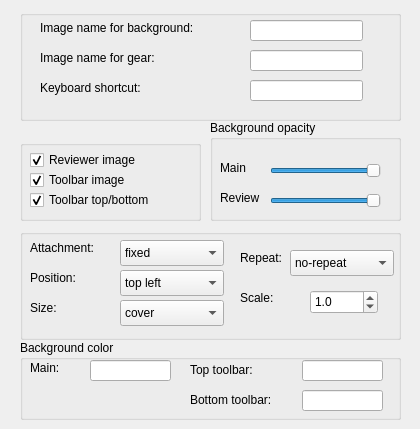
Qt form untitled.ui (AnKing-VIP/Custom-background-image-and-gear-icon) before a commit.
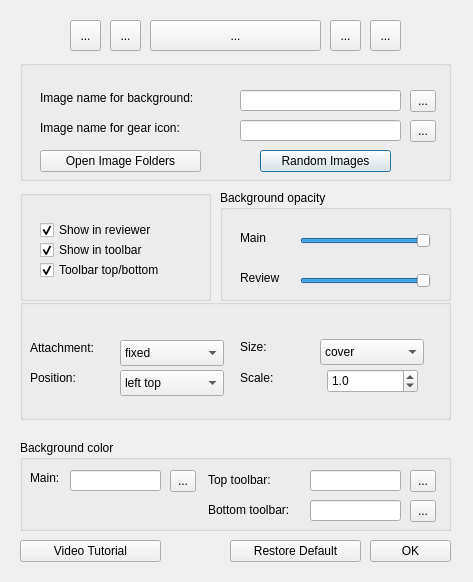
The same form after that commit. Icons and pictures are not drawn.

```diff
--- a/untitled.ui
+++ b/untitled.ui
@@ -6,8 +6,8 @@
    <rect>
     <x>0</x>
     <y>0</y>
-    <width>420</width>
-    <height>429</height>
+    <width>473</width>
+    <height>582</height>
    </rect>
   </property>
   <property name="windowTitle">
@@ -17,7 +17,7 @@
    <property name="geometry">
     <rect>
      <x>40</x>
-     <y>20</y>
+     <y>90</y>
      <width>181</width>
      <height>16</height>
     </rect>
@@ -36,21 +36,21 @@
    <property name="geometry">
     <rect>
      <x>40</x>
-     <y>50</y>
+     <y>120</y>
      <width>171</width>
      <height>16</height>
     </rect>
    </property>
    <property name="text">
-    <string>Image name for gear:</string>
+    <string>Image name for gear icon:</string>
    </property>
   </widget>
   <widget class="QLineEdit" name="lineEdit_background">
    <property name="geometry">
     <rect>
-     <x>250</x>
-     <y>20</y>
-     <width>113</width>
+     <x>240</x>
+     <y>90</y>
+     <width>161</width>
      <height>21</height>
     </rect>
    </property>
@@ -58,33 +58,20 @@
   <widget class="QLineEdit" name="lineEdit_gear">
    <property name="geometry">
     <rect>
-     <x>250</x>
-     <y>50</y>
-     <width>113</width>
+     <x>240</x>
+     <y>120</y>
+     <width>161</width>
      <height>21</height>
     </rect>
    </property>
   </widget>
-  <widget class="QLabel" name="label_3">
-   <property name="geometry">
-    <rect>
-     <x>40</x>
-     <y>80</y>
-     <width>171</width>
-     <height>16</height>
-    </rect>
-   </property>
-   <property name="text">
-    <string>Keyboard shortcut:</string>
-   </property>
-  </widget>
   <widget class="QGroupBox" name="groupBox">
    <property name="geometry">
     <rect>
      <x>20</x>
-     <y>10</y>
-     <width>381</width>
-     <height>111</height>
+     <y>60</y>
+     <width>431</width>
+     <height>121</height>
     </rect>
    </property>
    <property name="whatsThis">
@@ -93,17 +80,56 @@
    <property name="title">
     <string/>
    </property>
-   <widget class="QLineEdit" name="lineEdit_shortcut">
+   <widget class="QToolButton" name="toolButton_background">
     <property name="geometry">
      <rect>
-      <x>230</x>
-      <y>70</y>
-      <width>113</width>
-      <height>21</height>
+      <x>390</x>
+      <y>30</y>
+      <width>26</width>
+      <height>22</height>
      </rect>
     </property>
-    <property name="clearButtonEnabled">
-     <bool>false</bool>
+    <property name="text">
+     <string>...</string>
+    </property>
+   </widget>
+   <widget class="QToolButton" name="toolButton_gear">
+    <property name="geometry">
+     <rect>
+      <x>390</x>
+      <y>60</y>
+      <width>26</width>
+      <height>22</height>
+     </rect>
+    </property>
+    <property name="text">
+     <string>...</string>
+    </property>
+   </widget>
+   <widget class="QPushButton" name="pushButton_randomize">
+    <property name="geometry">
+     <rect>
+      <x>240</x>
+      <y>90</y>
+      <width>131</width>
+      <height>22</height>
+     </rect>
+    </property>
+    <property name="text">
+     <string>Random Images</string>
+    </property>
+   </widget>
+   <widget class="QPushButton" name="pushButton_imageFolder">
+    <property name="geometry">
+     <rect>
+      <x>20</x>
+      <y>90</y>
+      <width>161</width>
+      <height>22</height>
+     </rect>
+    </property>
+    <property name="text">
+     <string>Open Image Folders</string>
     </property>
    </widget>
   </widget>
@@ -111,9 +137,9 @@
    <property name="geometry">
     <rect>
      <x>20</x>
-     <y>140</y>
-     <width>181</width>
-     <height>81</height>
+     <y>190</y>
+     <width>191</width>
+     <height>111</height>
     </rect>
    </property>
    <property name="title">
@@ -122,8 +148,8 @@
    <widget class="QCheckBox" name="checkBox_reviewer">
     <property name="geometry">
      <rect>
-      <x>10</x>
-      <y>10</y>
+      <x>20</x>
+      <y>30</y>
       <width>131</width>
       <height>20</height>
      </rect>
@@ -132,7 +158,7 @@
      <string/>
     </property>
     <property name="text">
-     <string>Reviewer image</string>
+     <string>Show in reviewer</string>
     </property>
     <property name="checked">
      <bool>true</bool>
@@ -141,14 +167,14 @@
    <widget class="QCheckBox" name="checkBox_toolbar">
     <property name="geometry">
      <rect>
-      <x>10</x>
-      <y>30</y>
+      <x>20</x>
+      <y>50</y>
       <width>131</width>
       <height>20</height>
      </rect>
     </property>
     <property name="text">
-     <string>Toolbar image</string>
+     <string>Show in toolbar</string>
     </property>
     <property name="checked">
      <bool>true</bool>
@@ -157,8 +183,8 @@
    <widget class="QCheckBox" name="checkBox_topbottom">
     <property name="geometry">
      <rect>
-      <x>10</x>
-      <y>50</y>
+      <x>20</x>
+      <y>70</y>
       <width>151</width>
       <height>20</height>
      </rect>
@@ -174,9 +200,9 @@
   <widget class="QSlider" name="Slider_main">
    <property name="geometry">
     <rect>
-     <x>270</x>
-     <y>160</y>
-     <width>111</width>
+     <x>300</x>
+     <y>230</y>
+     <width>131</width>
      <height>22</height>
     </rect>
    </property>
@@ -189,9 +215,6 @@
    <property name="whatsThis">
     <string/>
    </property>
-   <property name="minimum">
-    <number>1</number>
-   </property>
    <property name="maximum">
     <number>100</number>
    </property>
@@ -220,8 +243,8 @@
   <widget class="QLabel" name="label_5">
    <property name="geometry">
     <rect>
-     <x>220</x>
-     <y>160</y>
+     <x>240</x>
+     <y>230</y>
      <width>41</width>
      <height>16</height>
     </rect>
@@ -245,8 +268,8 @@
   <widget class="QLabel" name="label_6">
    <property name="geometry">
     <rect>
-     <x>220</x>
-     <y>190</y>
+     <x>240</x>
+     <y>270</y>
      <width>51</width>
      <height>16</height>
     </rect>
@@ -258,29 +281,41 @@
   <widget class="QSlider" name="Slider_review">
    <property name="geometry">
     <rect>
-     <x>270</x>
-     <y>190</y>
-     <width>111</width>
+     <x>300</x>
+     <y>270</y>
+     <width>131</width>
      <height>22</height>
     </rect>
    </property>
    <property name="maximum">
     <number>100</number>
    </property>
+   <property name="pageStep">
+    <number>10</number>
+   </property>
    <property name="value">
     <number>100</number>
    </property>
+   <property name="sliderPosition">
+    <number>100</number>
+   </property>
    <property name="orientation">
     <enum>Qt::Horizontal</enum>
    </property>
+   <property name="invertedAppearance">
+    <bool>false</bool>
+   </property>
+   <property name="tickPosition">
+    <enum>QSlider::NoTicks</enum>
+   </property>
   </widget>
   <widget class="QGroupBox" name="groupBox_3">
    <property name="geometry">
     <rect>
-     <x>210</x>
-     <y>120</y>
-     <width>191</width>
-     <height>101</height>
+     <x>220</x>
+     <y>190</y>
+     <width>231</width>
+     <height>111</height>
     </rect>
    </property>
    <property name="title">
@@ -291,7 +326,7 @@
    <property name="geometry">
     <rect>
      <x>120</x>
-     <y>240</y>
+     <y>340</y>
      <width>104</width>
      <height>26</height>
     </rect>
@@ -311,17 +346,17 @@
    <property name="geometry">
     <rect>
      <x>120</x>
-     <y>270</y>
+     <y>370</y>
      <width>104</width>
      <height>26</height>
     </rect>
    </property>
    <property name="currentText">
-    <string>top left</string>
+    <string>left top</string>
    </property>
    <item>
     <property name="text">
-     <string>top left</string>
+     <string>left top</string>
     </property>
    </item>
    <item>
@@ -368,9 +403,9 @@
   <widget class="QLineEdit" name="lineEdit_color_main">
    <property name="geometry">
     <rect>
-     <x>90</x>
-     <y>360</y>
-     <width>81</width>
+     <x>70</x>
+     <y>470</y>
+     <width>91</width>
      <height>21</height>
     </rect>
    </property>
@@ -378,9 +413,9 @@
   <widget class="QLineEdit" name="lineEdit_color_top">
    <property name="geometry">
     <rect>
-     <x>302</x>
-     <y>360</y>
-     <width>81</width>
+     <x>310</x>
+     <y>470</y>
+     <width>91</width>
      <height>21</height>
     </rect>
    </property>
@@ -388,38 +423,18 @@
   <widget class="QLineEdit" name="lineEdit_color_bottom">
    <property name="geometry">
     <rect>
-     <x>302</x>
-     <y>390</y>
-     <width>81</width>
+     <x>310</x>
+     <y>500</y>
+     <width>91</width>
      <height>21</height>
     </rect>
    </property>
   </widget>
-  <widget class="QComboBox" name="comboBox_size">
-   <property name="geometry">
-    <rect>
-     <x>120</x>
-     <y>300</y>
-     <width>104</width>
-     <height>26</height>
-    </rect>
-   </property>
-   <item>
-    <property name="text">
-     <string>cover</string>
-    </property>
-   </item>
-   <item>
-    <property name="text">
-     <string>contain</string>
-    </property>
-   </item>
-  </widget>
   <widget class="QLabel" name="label_4">
    <property name="geometry">
     <rect>
      <x>30</x>
-     <y>240</y>
+     <y>340</y>
      <width>81</width>
      <height>16</height>
     </rect>
@@ -432,7 +447,7 @@
    <property name="geometry">
     <rect>
      <x>30</x>
-     <y>270</y>
+     <y>370</y>
      <width>81</width>
      <height>16</height>
     </rect>
@@ -441,24 +456,11 @@
     <string>Position:</string>
    </property>
   </widget>
-  <widget class="QLabel" name="label_8">
-   <property name="geometry">
-    <rect>
-     <x>30</x>
-     <y>300</y>
-     <width>81</width>
-     <height>16</height>
-    </rect>
-   </property>
-   <property name="text">
-    <string>Size:</string>
-   </property>
-  </widget>
   <widget class="QLabel" name="label_9">
    <property name="geometry">
     <rect>
      <x>240</x>
-     <y>290</y>
+     <y>370</y>
      <width>81</width>
      <height>16</height>
     </rect>
@@ -470,9 +472,9 @@
   <widget class="QDoubleSpinBox" name="scaleBox">
    <property name="geometry">
     <rect>
-     <x>310</x>
-     <y>290</y>
-     <width>68</width>
+     <x>327</x>
+     <y>369</y>
+     <width>91</width>
      <height>24</height>
     </rect>
    </property>
@@ -486,59 +488,59 @@
     <double>1.000000000000000</double>
    </property>
   </widget>
-  <widget class="QComboBox" name="comboBox_repeat">
-   <property name="geometry">
-    <rect>
-     <x>290</x>
-     <y>250</y>
-     <width>104</width>
-     <height>26</height>
-    </rect>
-   </property>
-   <item>
-    <property name="text">
-     <string>no-repeat</string>
-    </property>
-   </item>
-   <item>
-    <property name="text">
-     <string>repeat</string>
-    </property>
-   </item>
-  </widget>
-  <widget class="QLabel" name="label_10">
-   <property name="geometry">
-    <rect>
-     <x>240</x>
-     <y>250</y>
-     <width>81</width>
-     <height>16</height>
-    </rect>
-   </property>
-   <property name="text">
-    <string>Repeat:</string>
-   </property>
-  </widget>
   <widget class="QGroupBox" name="groupBox_4">
    <property name="geometry">
     <rect>
      <x>20</x>
-     <y>229</y>
-     <width>381</width>
-     <height>111</height>
+     <y>299</y>
+     <width>431</width>
+     <height>121</height>
     </rect>
    </property>
    <property name="title">
     <string/>
    </property>
+   <widget class="QLabel" name="label_8">
+    <property name="geometry">
+     <rect>
+      <x>220</x>
+      <y>40</y>
+      <width>81</width>
+      <height>16</height>
+     </rect>
+    </property>
+    <property name="text">
+     <string>Size:</string>
+    </property>
+   </widget>
+   <widget class="QComboBox" name="comboBox_size">
+    <property name="geometry">
+     <rect>
+      <x>300</x>
+      <y>40</y>
+      <width>104</width>
+      <height>26</height>
+     </rect>
+    </property>
+    <item>
+     <property name="text">
+      <string>cover</string>
+     </property>
+    </item>
+    <item>
+     <property name="text">
+      <string>contain</string>
+     </property>
+    </item>
+   </widget>
   </widget>
   <widget class="QGroupBox" name="groupBox_5">
    <property name="geometry">
     <rect>
      <x>20</x>
-     <y>340</y>
-     <width>381</width>
-     <height>80</height>
+     <y>440</y>
+     <width>431</width>
+     <height>91</height>
     </rect>
    </property>
    <property name="title">
@@ -548,7 +550,7 @@
     <property name="geometry">
      <rect>
       <x>10</x>
-      <y>20</y>
+      <y>30</y>
       <width>81</width>
       <height>16</height>
      </rect>
@@ -560,8 +562,8 @@
    <widget class="QLabel" name="label_12">
     <property name="geometry">
      <rect>
-      <x>170</x>
-      <y>20</y>
+      <x>188</x>
+      <y>30</y>
       <width>101</width>
       <height>20</height>
      </rect>
@@ -573,8 +575,8 @@
    <widget class="QLabel" name="label_13">
     <property name="geometry">
      <rect>
-      <x>170</x>
-      <y>50</y>
+      <x>188</x>
+      <y>60</y>
       <width>101</width>
       <height>20</height>
      </rect>
@@ -583,6 +585,199 @@
      <string>Bottom toolbar:</string>
     </property>
    </widget>
+   <widget class="QToolButton" name="toolButton_color_main">
+    <property name="geometry">
+     <rect>
+      <x>150</x>
+      <y>30</y>
+      <width>26</width>
+      <height>22</height>
+     </rect>
+    </property>
+    <property name="text">
+     <string>...</string>
+    </property>
+   </widget>
+   <widget class="QToolButton" name="toolButton_color_top">
+    <property name="geometry">
+     <rect>
+      <x>390</x>
+      <y>30</y>
+      <width>26</width>
+      <height>22</height>
+     </rect>
+    </property>
+    <property name="text">
+     <string>...</string>
+    </property>
+   </widget>
+   <widget class="QToolButton" name="toolButton_color_bottom">
+    <property name="geometry">
+     <rect>
+      <x>390</x>
+      <y>60</y>
+      <width>26</width>
+      <height>22</height>
+     </rect>
+    </property>
+    <property name="text">
+     <string>...</string>
+    </property>
+   </widget>
+  </widget>
+  <widget class="QPushButton" name="OkButton">
+   <property name="geometry">
+    <rect>
+     <x>370</x>
+     <y>540</y>
+     <width>81</width>
+     <height>22</height>
+    </rect>
+   </property>
+   <property name="text">
+    <string>OK</string>
+   </property>
+  </widget>
+  <widget class="QToolButton" name="toolButton_website">
+   <property name="geometry">
+    <rect>
+     <x>70</x>
+     <y>20</y>
+     <width>31</width>
+     <height>31</height>
+    </rect>
+   </property>
+   <property name="text">
+    <string>...</string>
+   </property>
+   <property name="icon">
+    <iconset resource="AnKing/icons.qrc">
+     <normaloff>:/CustomBackground/AnKingSmall.png</normaloff>:/CustomBackground/AnKingSmall.png</iconset>
+   </property>
+   <property name="iconSize">
+    <size>
+     <width>31</width>
+     <height>31</height>
+    </size>
+   </property>
+  </widget>
+  <widget class="QToolButton" name="toolButton_youtube">
+   <property name="geometry">
+    <rect>
+     <x>110</x>
+     <y>20</y>
+     <width>31</width>
+     <height>31</height>
+    </rect>
+   </property>
+   <property name="text">
+    <string>...</string>
+   </property>
+   <property name="icon">
+    <iconset resource="AnKing/icons.qrc">
+     <normaloff>:/CustomBackground/YouTube.png</normaloff>:/CustomBackground/YouTube.png</iconset>
+   </property>
+   <property name="iconSize">
+    <size>
+     <width>31</width>
+     <height>31</height>
+    </size>
+   </property>
+  </widget>
+  <widget class="QToolButton" name="toolButton_facebook">
+   <property name="geometry">
+    <rect>
+     <x>370</x>
+     <y>20</y>
+     <width>31</width>
+     <height>31</height>
+    </rect>
+   </property>
+   <property name="text">
+    <string>...</string>
+   </property>
+   <property name="icon">
+    <iconset resource="AnKing/icons.qrc">
+     <normaloff>:/CustomBackground/Facebook.png</normaloff>:/CustomBackground/Facebook.png</iconset>
+   </property>
+   <property name="iconSize">
+    <size>
+     <width>31</width>
+     <height>31</height>
+    </size>
+   </property>
+  </widget>
+  <widget class="QToolButton" name="toolButton_instagram">
+   <property name="geometry">
+    <rect>
+     <x>330</x>
+     <y>20</y>
+     <width>31</width>
+     <height>31</height>
+    </rect>
+   </property>
+   <property name="text">
+    <string>...</string>
+   </property>
+   <property name="icon">
+    <iconset resource="AnKing/icons.qrc">
+     <normaloff>:/CustomBackground/Instagram.png</normaloff>:/CustomBackground/Instagram.png</iconset>
+   </property>
+   <property name="iconSize">
+    <size>
+     <width>31</width>
+     <height>31</height>
+    </size>
+   </property>
+  </widget>
+  <widget class="QToolButton" name="toolButton_patreon">
+   <property name="geometry">
+    <rect>
+     <x>150</x>
+     <y>20</y>
+     <width>171</width>
+     <height>31</height>
+    </rect>
+   </property>
+   <property name="text">
+    <string>...</string>
+   </property>
+   <property name="icon">
+    <iconset resource="AnKing/icons.qrc">
+     <normaloff>:/CustomBackground/Patreon.png</normaloff>:/CustomBackground/Patreon.png</iconset>
+   </property>
+   <property name="iconSize">
+    <size>
+     <width>200</width>
+     <height>31</height>
+    </size>
+   </property>
+  </widget>
+  <widget class="QPushButton" name="pushButton_videoTutorial">
+   <property name="geometry">
+    <rect>
+     <x>20</x>
+     <y>540</y>
+     <width>141</width>
+     <height>22</height>
+    </rect>
+   </property>
+   <property name="text">
+    <string>Video Tutorial</string>
+   </property>
+  </widget>
+  <widget class="QPushButton" name="RestoreButton">
+   <property name="geometry">
+    <rect>
+     <x>230</x>
+     <y>540</y>
+     <width>131</width>
+     <height>22</height>
+    </rect>
+   </property>
+   <property name="text">
+    <string>Restore Default</string>
+   </property>
   </widget>
   <zorder>groupBox_5</zorder>
   <zorder>groupBox_4</zorder>
```
Left out of the diff: 61 changed lines with no effect on the pictures.
